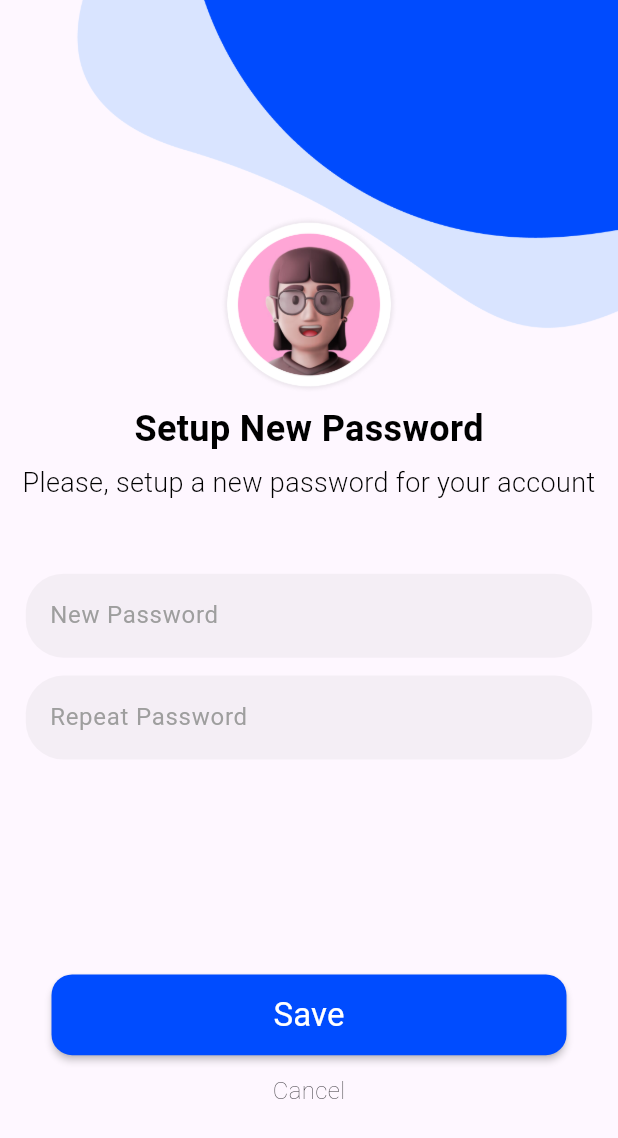
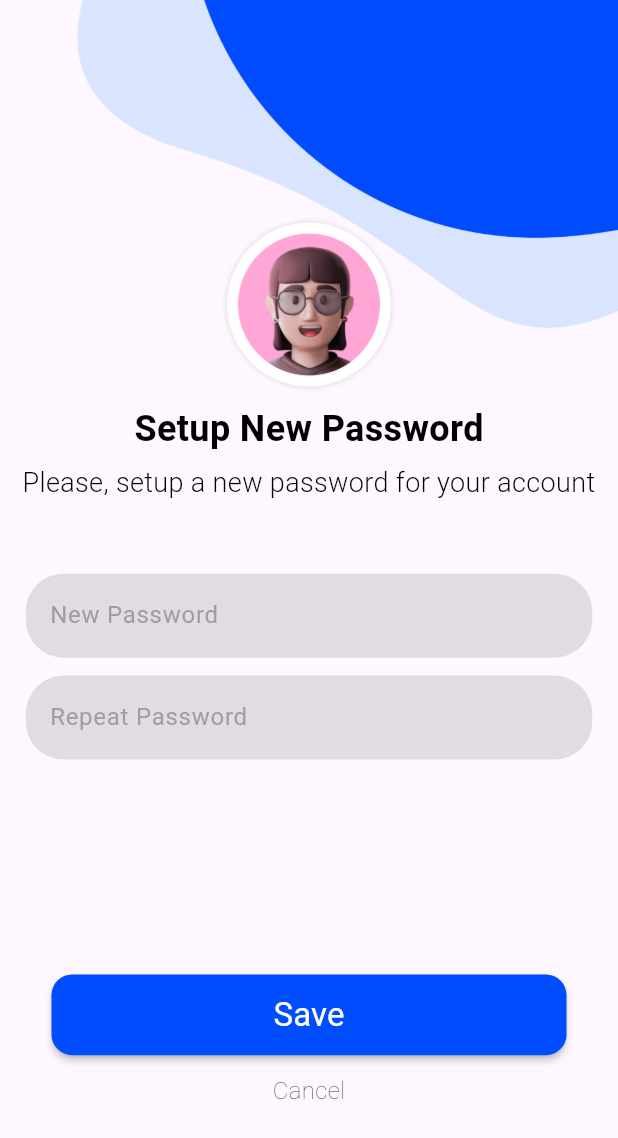
Before and after one commit to NisargP943/shoppee-app, a Flutter app: the NewPasswordPage screen opened directly, on a phone screen of 412 x 824 dp. Shown: the top 1138 px of the screen. Run offline on Flutter 3.47's test engine with Material 3 defaults, Android fonts, the phone set to English and light mode, and no system bars; our stand-ins replace dio, flutter_screenutil, fluttertoast, pinput, smooth_page_indicator, sqflite; missing offline and left inert: bottom_navbar_with_indicator; accounts and stored records are empty; network calls fail.

Commit message:
[=]minor change in color code

```diff
--- a/lib/utils/colors.dart
+++ b/lib/utils/colors.dart
@@ -10,5 +10,5 @@ class AppColor {
   static Color red = Colors.red;
   static Color grey = Colors.grey;
   static Color greyShadow = Color(0xff707070);
-  static Color lightGrey = Colors.grey.withValues(alpha: 0.1);
+  static Color lightGrey = Colors.grey.withValues(alpha: 0.3);
 }
```
